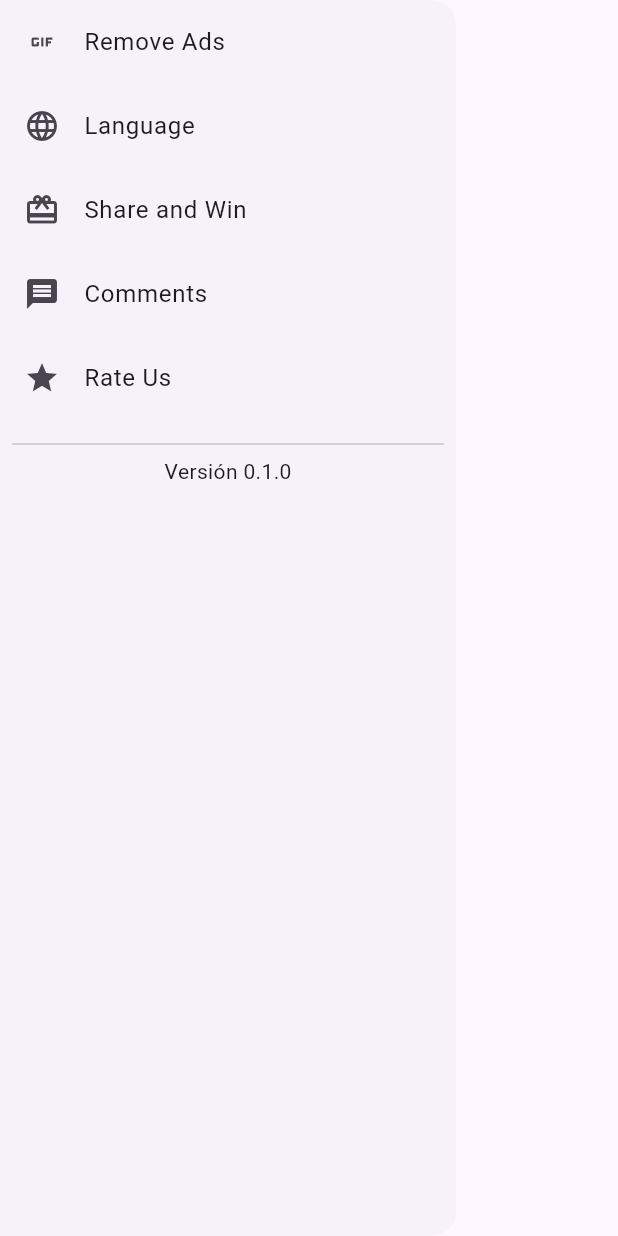
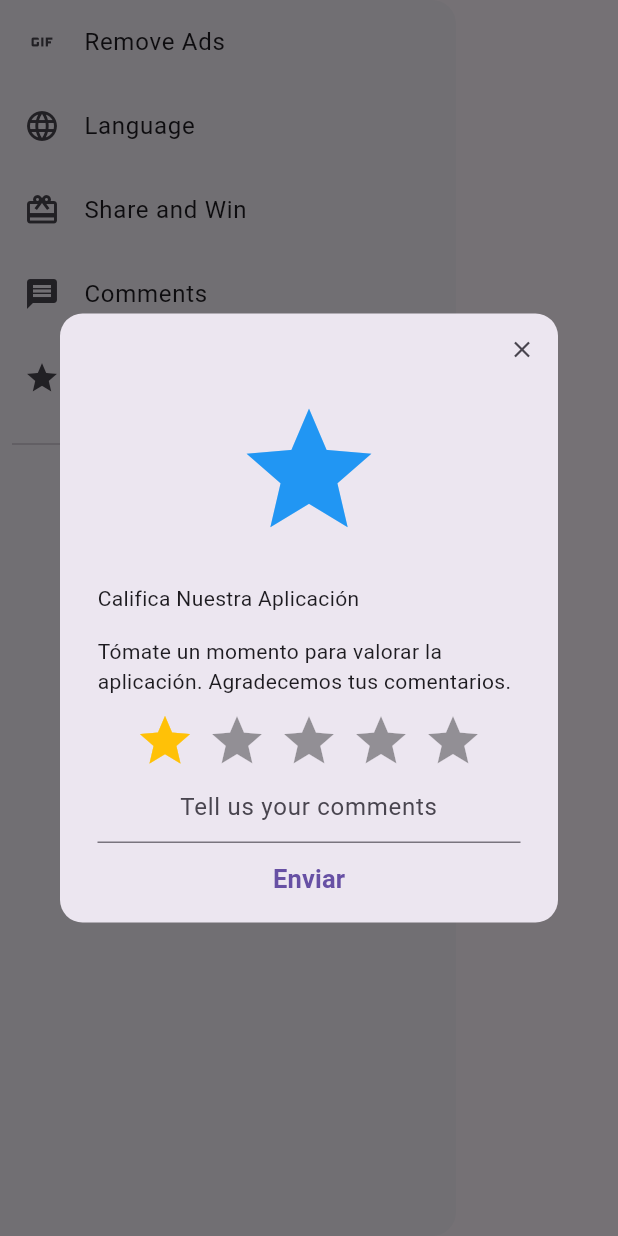
Before and after one commit to noguerajulioces/LoanCalculator, a Flutter app: the CustomDrawer widget shown alone on an empty page, opened directly with empty values, after a tap on "Rate Us", on a phone screen of 412 x 824 dp. Run offline on Flutter 3.47's test engine with Material 3 defaults, Android fonts, the phone set to English and light mode, and no system bars; drawn by our look-alikes of rating_dialog; our stand-ins replace shared_preferences; accounts and stored records are empty; generated files the repository leaves out were written again.

Commit message:
add rating dialog

```diff
--- a/lib/src/app/bottom_navigation_bar.dart
+++ b/lib/src/app/bottom_navigation_bar.dart
@@ -30,7 +30,6 @@ class CustomBottomNavigationBar extends StatelessWidget {
           label: AppLocalizations.of(context)!.donate,
         ),
       ],
-      // Aquí puedes añadir más personalizaciones como el color de fondo, el color de los ítems, etc.
     );
   }
 }
--- a/lib/src/app/custom_drawer.dart
+++ b/lib/src/app/custom_drawer.dart
@@ -2,6 +2,7 @@
 import 'package:flutter/material.dart';
 import 'package:flutter_gen/gen_l10n/app_localizations.dart';
 import 'package:todo/src/screens/languages_screen.dart';
+import 'package:todo/src/utils/rating_dialog_helper.dart';
 
 class CustomDrawer extends StatelessWidget {
   final Function(int) onItemSelected;
@@ -58,7 +59,7 @@ class CustomDrawer extends StatelessWidget {
               AppLocalizations.of(context)!.rateUs,
             ),
             leading: const Icon(Icons.star),
-            onTap: () => onItemSelected(0),
+            onTap: () => RatingDialogHelper.showRatingDialog(context),
           ),
           const Spacer(),
           Container(
--- /dev/null
+++ b/lib/src/utils/rating_dialog_helper.dart
@@ -0,0 +1,27 @@
+// rating_dialog_helper.dart
+import 'package:flutter/material.dart';
+import 'package:rating_dialog/rating_dialog.dart';
+
+class RatingDialogHelper {
+  static void showRatingDialog(BuildContext context) {
+    showDialog(
+      context: context,
+      barrierDismissible: true,
+      builder: (context) {
+        return RatingDialog(
+          title: Text('Califica Nuestra Aplicación'),
+          message: Text(
+              'Tómate un momento para valorar la aplicación. Agradecemos tus comentarios.'),
+          image: const Icon(Icons.star, size: 100, color: Colors.blue),
+          submitButtonText: 'Enviar',
+          onCancelled: () => print('Cancelado'),
+          onSubmitted: (response) {
+            // Manejo de la respuesta del usuario
+            print(
+                'Rating: ${response.rating}, Comentario: ${response.comment}');
+          },
+        );
+      },
+    );
+  }
+}
--- a/pubspec.yaml
+++ b/pubspec.yaml
@@ -38,6 +38,7 @@ dependencies:
   # The following adds the Cupertino Icons font to your application.
   # Use with the CupertinoIcons class for iOS style icons.
   cupertino_icons: ^1.0.2
+  rating_dialog: ^2.0.4
 
 dev_dependencies:
   flutter_test:
```
Also changed, not shown: lib/src/screens/home_screen.dart (+49 -13 lines), pubspec.lock.
